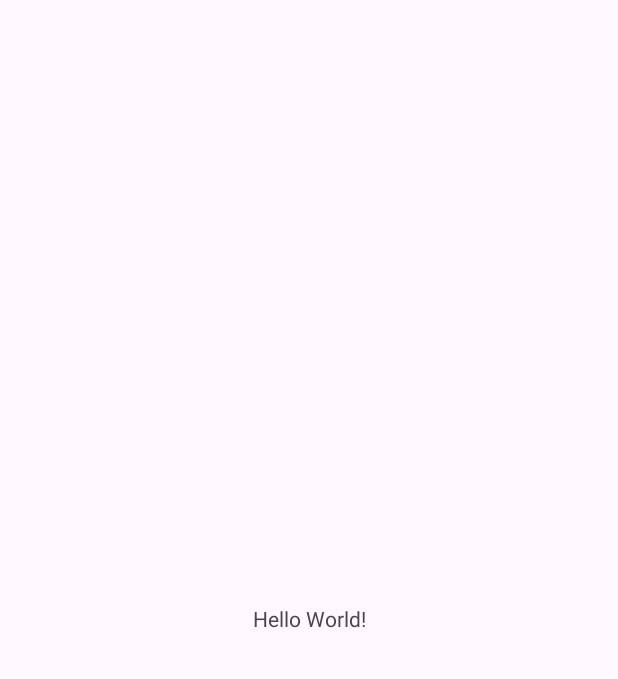
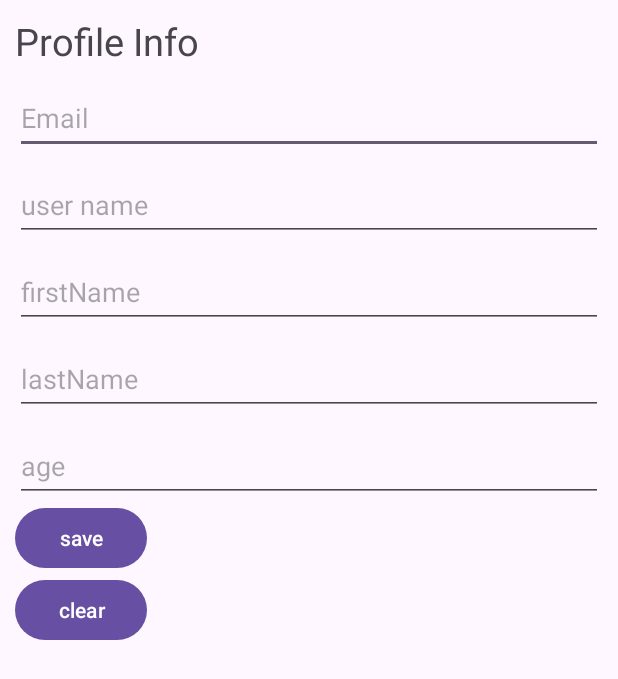
Before and after one commit to sergiarabidze/android_bootcamp, an Android app: the screen it shows after launch (MainActivity), on a phone screen of 412 x 824 dp. Before the commit the part shown is almost empty. Shown: the top 679 px of the screen. Run offline under Robolectric (Android 15) with nearby library versions, the phone set to English and light mode, and no system bars.

Commit message:
task completed

```diff
--- a/app/build.gradle.kts
+++ b/app/build.gradle.kts
@@ -5,7 +5,7 @@ plugins {
 
 android {
     namespace = "com.example.android_bootcamp"
-    compileSdk = 34
+    compileSdk = 35
 
     defaultConfig {
         applicationId = "com.example.android_bootcamp"
--- /dev/null
+++ b/app/src/main/java/com/example/android_bootcamp/ExtensionFUnctions.kt
@@ -0,0 +1,6 @@
+package com.example.android_bootcamp
+
+fun String.emailValidation():Boolean{
+    return android.util.Patterns.EMAIL_ADDRESS.matcher(this).matches()
+    //in the real life problems we dont have to use loops and regex if we have predefined functions for the same purpose
+}
--- a/app/src/main/java/com/example/android_bootcamp/MainActivity.kt
+++ b/app/src/main/java/com/example/android_bootcamp/MainActivity.kt
@@ -1,20 +1,104 @@
 package com.example.android_bootcamp
 
+import android.annotation.SuppressLint
 import android.os.Bundle
-import androidx.activity.enableEdgeToEdge
+import android.widget.Button
+import android.widget.EditText
+import android.widget.TextView
+import android.widget.Toast
 import androidx.appcompat.app.AppCompatActivity
-import androidx.core.view.ViewCompat
-import androidx.core.view.WindowInsetsCompat
+import com.example.android_bootcamp.R
 
 class MainActivity : AppCompatActivity() {
     override fun onCreate(savedInstanceState: Bundle?) {
         super.onCreate(savedInstanceState)
-        enableEdgeToEdge()
+        showMainLayout()//main function where we set content view for the main layout
+    }
+
+    private fun showMainLayout() {
         setContentView(R.layout.activity_main)
-        ViewCompat.setOnApplyWindowInsetsListener(findViewById(R.id.main)) { v, insets ->
-            val systemBars = insets.getInsets(WindowInsetsCompat.Type.systemBars())
-            v.setPadding(systemBars.left, systemBars.top, systemBars.right, systemBars.bottom)
-            insets
+
+
+        val email: EditText = findViewById(R.id.Email_id)
+        val userName: EditText = findViewById(R.id.username_id)
+        val firstName: EditText = findViewById(R.id.firstName_id)
+        val lastName: EditText = findViewById(R.id.lastName_id)
+        val age: EditText = findViewById(R.id.age_id)
+        val save: Button = findViewById(R.id.saveButton_id)
+        val clear: Button = findViewById(R.id.clearButton_id)//we assign different xml view text and button values to variables
+
+        save.setOnClickListener {
+            val emailString: String = email.text.toString()
+            val userNameString: String = userName.text.toString()
+            val firstNameString: String = firstName.text.toString()
+            val lastNameString: String = lastName.text.toString()
+            val ageValue: Int? = age.text.toString().toIntOrNull()//here we take values inserted by user and assign it to the variables
+
+            if (emailString.isEmpty() || userNameString.isEmpty() || firstNameString.isEmpty() || lastNameString.isEmpty() || ageValue == null) {
+                Toast.makeText(this, "Please enter all the information", Toast.LENGTH_SHORT).show()
+                return@setOnClickListener//if anything is wrong we return this clickListener function because we don't want to save incomplete information
+            }//if any of the information is not provided by user we should show toast indicating that user must enter all the information
+
+            if (userNameString.length < 10) {
+                Toast.makeText(
+                    this, "Username should be at least 10 characters", Toast.LENGTH_SHORT).show()
+                return@setOnClickListener
+            }//if username is too short we still send toast
+
+            if (!emailString.emailValidation()) {
+                Toast.makeText(this, "Invalid email address", Toast.LENGTH_SHORT).show()
+                return@setOnClickListener
+            }//we have extension function for checking valid emails
+
+            if (ageValue <= 0) {
+                Toast.makeText(this, "Age must be a positive number", Toast.LENGTH_SHORT).show()
+                return@setOnClickListener
+            }//obviously age is more than 0
+
+            showProfileLayout(
+                emailString,
+                userNameString,
+                firstNameString,
+                lastNameString,
+                ageValue
+            )//then we call another function for different layout and pass arguments for filling second layout with provided information
         }
+
+        clear.setOnClickListener {
+            Toast.makeText(this, "Click for a while to clear data", Toast.LENGTH_SHORT).show()
+        }//so if user clicks clear button we should tell him/her that clear works when we press for a while
+
+        clear.setOnLongClickListener {
+            email.setText("")
+            userName.setText("")
+            firstName.setText("")
+            lastName.setText("")
+            age.setText("")
+            true
+        }//after pressing for a while all the inserted info is cleared
+    }
+    private fun showProfileLayout(
+        emailString: String,
+        userNameString: String,
+        firstNameString: String,
+        lastNameString: String,
+        ageValue: Int
+    ) {
+        setContentView(R.layout.activity_profile_info)//set new layout
+
+        val emailInfo: TextView = findViewById(R.id.emailInfo_id)
+        val userNameInfo: TextView = findViewById(R.id.usernameInfo_id)
+        val usersNameInfo: TextView = findViewById(R.id.usersNameInfo_id)
+        val ageInfo: TextView = findViewById(R.id.ageInfo_id)
+        val againButton: Button = findViewById(R.id.againButton_id)//collecting views in the variables
+
+        emailInfo.text = "Email: $emailString"
+        userNameInfo.text = "Username: $userNameString"
+        usersNameInfo.text = "Full Name: $firstNameString $lastNameString"
+        ageInfo.text = "Age: $ageValue"//assigning values to the components
+
+        againButton.setOnClickListener {
+            showMainLayout()
+        }//if user clicks again button we should call old function for main layout
     }
 }
--- a/app/src/main/res/layout/activity_main.xml
+++ b/app/src/main/res/layout/activity_main.xml
@@ -1,19 +1,73 @@
 <?xml version="1.0" encoding="utf-8"?>
-<androidx.constraintlayout.widget.ConstraintLayout xmlns:android="http://schemas.android.com/apk/res/android"
+<LinearLayout xmlns:android="http://schemas.android.com/apk/res/android"
     xmlns:app="http://schemas.android.com/apk/res-auto"
     xmlns:tools="http://schemas.android.com/tools"
     android:id="@+id/main"
     android:layout_width="match_parent"
     android:layout_height="match_parent"
+    android:orientation="vertical"
+    android:layout_margin="10dp"
     tools:context=".MainActivity">
 
     <TextView
         android:layout_width="wrap_content"
         android:layout_height="wrap_content"
-        android:text="Hello World!"
-        app:layout_constraintBottom_toBottomOf="parent"
-        app:layout_constraintEnd_toEndOf="parent"
-        app:layout_constraintStart_toStartOf="parent"
-        app:layout_constraintTop_toTopOf="parent" />
+        android:text="Profile Info"
+        android:textSize="25sp"
+        android:id="@+id/headline_id"/>
 
-</androidx.constraintlayout.widget.ConstraintLayout>
+    <EditText
+        android:id="@+id/Email_id"
+        android:layout_width="match_parent"
+        android:layout_height="wrap_content"
+        android:layout_marginTop="10dp"
+        android:hint="Email"
+        android:minHeight="48dp" />
+
+    <EditText
+        android:id="@+id/username_id"
+        android:layout_width="match_parent"
+        android:layout_height="wrap_content"
+        android:layout_marginTop="10dp"
+        android:hint="user name"
+        android:minHeight="48dp" />
+
+    <EditText
+        android:id="@+id/firstName_id"
+        android:layout_width="match_parent"
+        android:layout_height="wrap_content"
+        android:layout_marginTop="10dp"
+        android:hint="firstName"
+        android:minHeight="48dp" />
+
+    <EditText
+        android:id="@+id/lastName_id"
+        android:layout_width="match_parent"
+        android:layout_height="wrap_content"
+        android:layout_marginTop="10dp"
+        android:hint="lastName"
+        android:minHeight="48dp" />
+
+    <EditText
+        android:id="@+id/age_id"
+        android:layout_width="match_parent"
+        android:layout_height="wrap_content"
+        android:layout_marginTop="10dp"
+        android:hint="age"
+        android:minHeight="48dp" />
+
+    <Button
+        android:id="@+id/saveButton_id"
+        android:layout_width="wrap_content"
+        android:layout_height="wrap_content"
+        android:text="save"
+        />
+
+    <Button
+        android:id="@+id/clearButton_id"
+        android:layout_width="wrap_content"
+        android:layout_height="wrap_content"
+        android:text="clear"
+        />
+
+</LinearLayout>
```
Also changed, not shown: app/src/main/res/layout/activity_profile_info.xml (added, +59 -0 lines).
